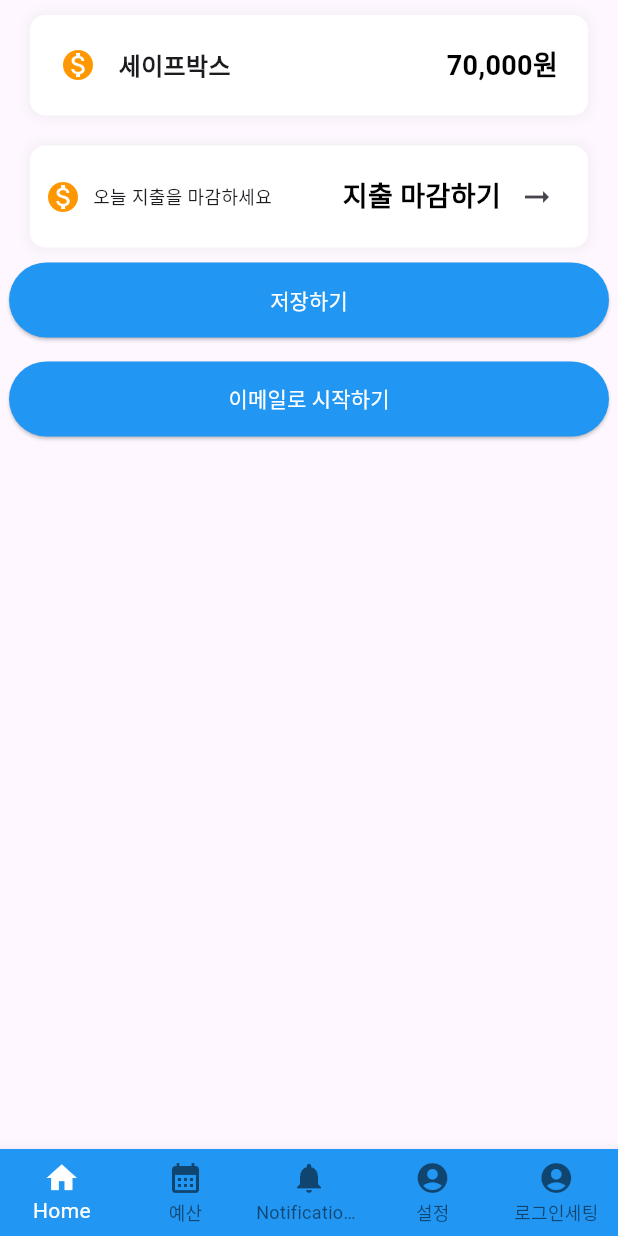
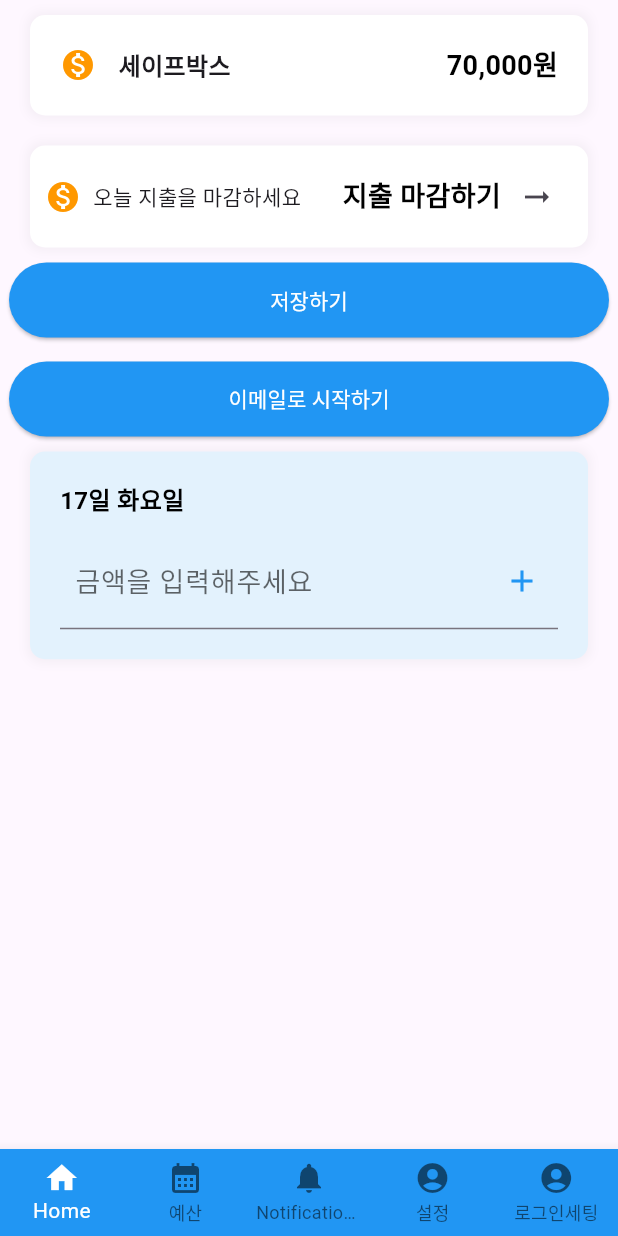
Before and after one commit to 2kihyuk/Flutter_Study, a Flutter app: the screen it shows after launch, on a phone screen of 412 x 824 dp. Run offline on Flutter 3.47's test engine with Material 3 defaults, Android fonts, the phone set to English and light mode, and no system bars; our stand-ins replace drift, geolocator, get_it, google_maps_flutter, image_picker, table_calendar and 2 more; missing offline and left inert: sqlite3; accounts and stored records are empty; generated files the repository leaves out were written again; Roboto replaces fonts that are missing (Pretendard); project files that could hold a hidden picture were left out.

Commit message:
UI Setting 25%

```diff
--- a/fincare_practice/lib/Component/end_spend.dart
+++ b/fincare_practice/lib/Component/end_spend.dart
@@ -1,4 +1,5 @@
 import 'package:flutter/material.dart';
+
 
 class EndSpend extends StatelessWidget {
   const EndSpend({super.key});
@@ -32,8 +33,9 @@ class EndSpend extends StatelessWidget {
               Text(
                 '오늘 지출을 마감하세요',
                 style: TextStyle(
-                  fontSize: 12,
-                  fontWeight: FontWeight.w400,
+                  fontSize: 14,
+                  fontWeight: FontWeight.w500,
+                  fontFamily: 'Pretendard'
                 ),
               ),
             ],
@@ -44,6 +46,7 @@ class EndSpend extends StatelessWidget {
                 '지출 마감하기',
                 style: TextStyle(
                   fontWeight: FontWeight.w700,
+                  fontFamily: 'Pretendard',
                   fontSize: 18,
                   color: Colors.black,
                 ),
--- /dev/null
+++ b/fincare_practice/lib/Component/today_expanse_decision.dart
@@ -0,0 +1,96 @@
+import 'package:flutter/material.dart';
+import 'package:intl/intl.dart';
+
+class TodayExpanseDecision extends StatefulWidget {
+  const TodayExpanseDecision({super.key});
+
+  @override
+  State<TodayExpanseDecision> createState() => _TodayExpanseDecisionState();
+}
+
+class _TodayExpanseDecisionState extends State<TodayExpanseDecision> {
+  final int todayExpanse = 10000;
+  TextEditingController _controller = TextEditingController();
+
+  @override
+  Widget build(BuildContext context) {
+    DateTime now = DateTime.now();
+    String formattedDate = DateFormat('d일 EEEE', 'ko_KR').format(now);
+
+    ///한국어로 변환
+
+    return Container(
+      padding: EdgeInsets.all(20),
+      margin: EdgeInsets.symmetric(vertical: 10, horizontal: 20),
+      decoration: BoxDecoration(
+        color: Colors.blue[50],
+        borderRadius: BorderRadius.circular(10),
+        boxShadow: [
+          BoxShadow(
+            color: Colors.grey.withOpacity(0.1),
+            blurRadius: 5,
+            spreadRadius: 2,
+          ),
+        ],
+      ),
+      child: Column(
+        crossAxisAlignment: CrossAxisAlignment.start,
+        children: [
+          // 날짜 텍스트
+          Text(
+            formattedDate,
+            style: TextStyle(
+              fontFamily: 'Pretendard',
+              fontWeight: FontWeight.w700,
+              fontSize: 16,
+              color: Colors.black,
+            ),
+          ),
+          SizedBox(height: 10),
+
+          TextField(
+            controller: _controller,
+            decoration: InputDecoration(
+              labelText: '금액을 입력해주세요',
+              labelStyle: TextStyle(
+                fontSize: 18,
+                fontWeight: FontWeight.w500,
+                color: Colors.black.withOpacity(0.6),
+              ),
+              border: UnderlineInputBorder(
+                borderSide: BorderSide(
+                  color: Colors.blue, // 테두리 색을 원하는 색으로 변경
+                  width: 2.0, // 테두리 두께
+                ),
+              ),
+              contentPadding:
+                  EdgeInsets.symmetric(vertical: 10, horizontal: 10),
+              suffixIcon: IconButton(
+                icon: Icon(
+                  Icons.add,
+                  color: Colors.blue,
+                ),
+                onPressed: () {
+                  ///페이지 이동
+                  Navigator.of(context).push(
+                    MaterialPageRoute(builder: (BuildContext context) {
+                      return Container(
+
+                        child: Center(child: Text('Center')),
+                      );
+                    }),
+                  );
+                },
+              ),
+            ),
+            style: TextStyle(
+              fontSize: 18,
+              fontFamily: 'Pretendard',
+              color: Colors.black,
+            ),
+          ),
+        ],
+      ),
+    );
+  }
+}
--- a/fincare_practice/lib/main.dart
+++ b/fincare_practice/lib/main.dart
@@ -1,7 +1,14 @@
 import 'package:fincare_practice/screen/home_screen.dart';
 import 'package:flutter/material.dart';
+import 'package:intl/intl.dart';  // intl 패키지
+import 'package:intl/date_symbol_data_local.dart';
 
-void main() {
+void main() async{
+  WidgetsFlutterBinding.ensureInitialized(); // 위젯 트리 초기화
+
+  // 로케일 데이터 초기화
+  await initializeDateFormatting('ko_KR', null); // 'ko_KR'을 사용하여 한국어 로케일 초기화
+
   runApp(
     MaterialApp(
       home:HomeScreen(),
--- a/fincare_practice/lib/screen/budget_main.dart
+++ b/fincare_practice/lib/screen/budget_main.dart
@@ -1,6 +1,7 @@
 import 'package:fincare_practice/Component/end_spend.dart';
 import 'package:fincare_practice/Component/safebox.dart';
 import 'package:fincare_practice/Component/savebutton.dart';
+import 'package:fincare_practice/Component/today_expanse_decision.dart';
 import 'package:flutter/material.dart';
 
 class BudgetMain extends StatelessWidget {
@@ -18,7 +19,8 @@ class BudgetMain extends StatelessWidget {
             EndSpend(),
             Savebutton(content: '저장하기',),
             SizedBox(height: 16.0,),
-            Savebutton(content: '이메일로 시작하기')
+            Savebutton(content: '이메일로 시작하기'),
+            TodayExpanseDecision(),
 
           ],
         ),
--- /dev/null
+++ b/fincare_practice/lib/screen/decision_expanse.dart
@@ -0,0 +1,16 @@
+import 'package:flutter/material.dart';
+
+class DecisionExpanse extends StatelessWidget {
+  const DecisionExpanse({super.key});
+
+  @override
+  Widget build(BuildContext context) {
+    return SafeArea(
+      child: Column(
+        children: [
+
+        ],
+      ),
+    );
+  }
+}
```
Also changed, not shown: fincare_practice/pubspec.yaml (+11 -1 lines), fincare_practice/asset/font/Pretendard-Thin.otf (added), fincare_practice/pubspec.lock, 9 other files.
